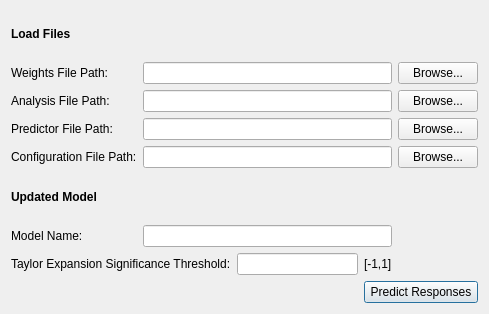
Before: the Qt Designer form neuro_mine/ui/mine_predict.ui in matovic5/neuro_mine, drawn with Qt 5.
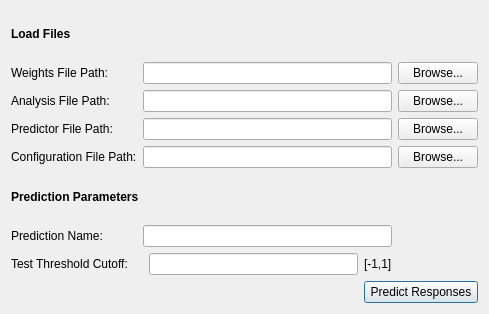
After: the same form once the commit is applied. Icons and pictures are not drawn.

Commit message: Fixed episodic data button not working in main gui; small ammendments in predict gui

Patch:
```diff
--- a/neuro_mine/ui/mine_predict.ui
+++ b/neuro_mine/ui/mine_predict.ui
@@ -118,14 +118,14 @@
       </font>
      </property>
      <property name="text">
-      <string>Updated Model</string>
+      <string>Prediction Parameters</string>
      </property>
     </widget>
    </item>
    <item row="6" column="0">
     <widget class="QLabel" name="label_8">
      <property name="text">
-      <string>Model Name:</string>
+      <string>Prediction Name:</string>
      </property>
     </widget>
    </item>
@@ -135,7 +135,7 @@
    <item row="7" column="0" colspan="2">
     <widget class="QLabel" name="label_9">
      <property name="text">
-      <string>Taylor Expansion Significance Threshold:</string>
+      <string>Test Threshold Cutoff:</string>
      </property>
     </widget>
    </item>
```
The commit also changes 5 other files.
